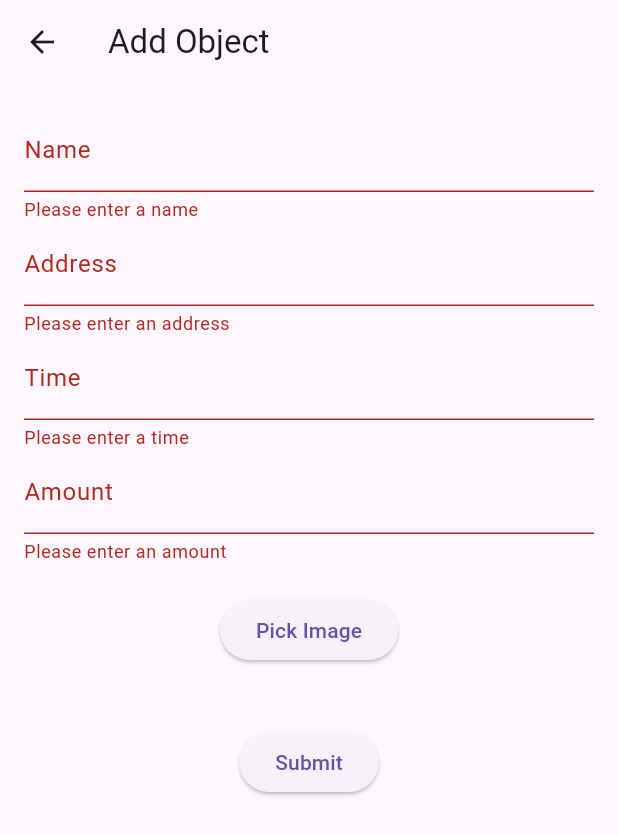
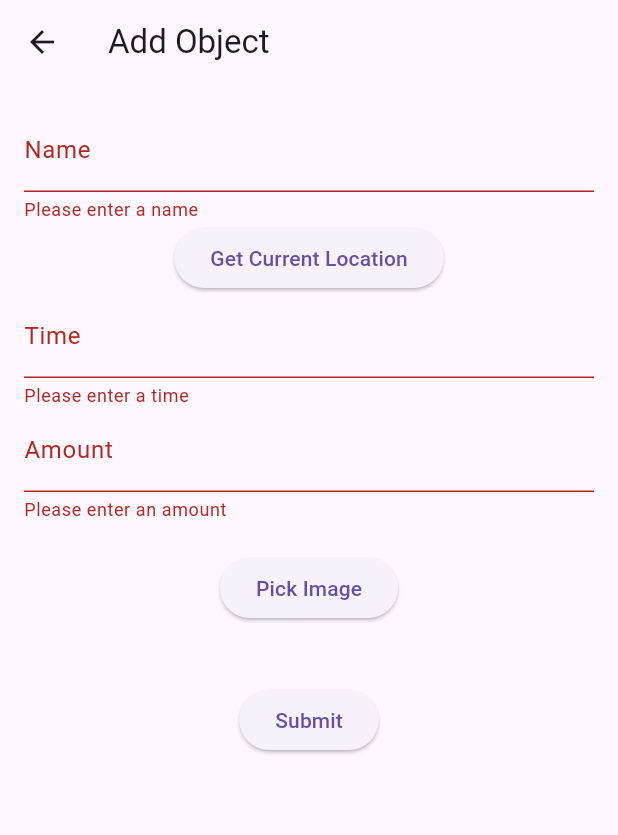
Before and after one commit to webmonkeys-junior/gazservice-flutter, a Flutter app: the AddObjectScreen screen opened directly, after a tap on "Submit", on a phone screen of 412 x 824 dp. Shown: the top 835 px of the screen. Run offline on Flutter 3.47's test engine with Material 3 defaults, Android fonts, the phone set to English and light mode, and no system bars; our stand-ins replace geolocator, image_picker.

```diff
--- a/lib/add_object_screen.dart
+++ b/lib/add_object_screen.dart
@@ -2,6 +2,7 @@ import 'package:flutter/material.dart';
 import 'package:http/http.dart' as http;
 import 'package:image_picker/image_picker.dart';
 import 'dart:io';
+import 'package:geolocator/geolocator.dart';
 
 class AddObjectScreen extends StatefulWidget {
   const AddObjectScreen({Key? key}) : super(key: key);
@@ -10,10 +11,11 @@ class AddObjectScreen extends StatefulWidget {
   _AddObjectScreenState createState() => _AddObjectScreenState();
 }
 
+
 class _AddObjectScreenState extends State<AddObjectScreen> {
   final _formKey = GlobalKey<FormState>();
   String? name;
-  String? address;
+  Position? _currentPosition; // Variable to hold the current position
   String? time;
   double? amount;
   File? _image; // Variable to hold the selected image
@@ -31,7 +33,9 @@ class _AddObjectScreenState extends State<AddObjectScreen> {
       );
 
       request.fields['name'] = name!;
-      request.fields['address'] = address!;
+      request.fields['address'] = _currentPosition != null
+          ? '${_currentPosition!.latitude}, ${_currentPosition!.longitude}' // Use null-aware operator
+          : ''; // Fallback if position is null
       request.fields['time'] = time!;
       request.fields['amount'] = amount.toString();
 
@@ -71,6 +75,22 @@ class _AddObjectScreenState extends State<AddObjectScreen> {
     }
   }
 
+  Future<void> _getCurrentLocation() async {
+    LocationPermission permission;
+    permission = await Geolocator.requestPermission();
+    try {
+      final position = await Geolocator.getCurrentPosition(desiredAccuracy: LocationAccuracy.high);
+      setState(() {
+        _currentPosition = position;
+      });
+    } catch (e) {
+      // Handle permission denied or other exceptions
+      ScaffoldMessenger.of(context).showSnackBar(
+        SnackBar(content: Text('Could not get location: $e')),
+      );
+    }
+  }
+
   @override
   Widget build(BuildContext context) {
     return Scaffold(
@@ -93,16 +113,14 @@ class _AddObjectScreenState extends State<AddObjectScreen> {
                 },
                 onSaved: (value) => name = value,
               ),
-              TextFormField(
-                decoration: const InputDecoration(labelText: 'Address'),
-                validator: (value) {
-                  if (value == null || value.isEmpty) {
-                    return 'Please enter an address';
-                  }
-                  return null;
-                },
-                onSaved: (value) => address = value,
+              ElevatedButton(
+                onPressed: _getCurrentLocation,
+                child: const Text('Get Current Location'),
               ),
+              if (_currentPosition != null)
+                Text(
+                  'Current Location: ${_currentPosition!.latitude}, ${_currentPosition!.longitude}', // Use null-aware operator
+                ),
               TextFormField(
                 decoration: const InputDecoration(labelText: 'Time'),
                 validator: (value) {
--- a/lib/item_list_screen.dart
+++ b/lib/item_list_screen.dart
@@ -11,8 +11,8 @@ class ItemListScreen extends StatefulWidget {
 class _ItemListScreenState extends State<ItemListScreen> {
   List<Item> items = [
     Item(id: "4", time: "10:00 AM", name: "Komar", address: "Shestakovo", amount: 100.0),
-    Item(id: "5", time: "11:00 AM", name: "KOmar", address: "Shestakovo", amount: 150.0),
-    Item(id: "6", time: "12:00 PM", name: "CUMar", address: "Shestakovo", amount: 200.0),
+    Item(id: "3", time: "11:00 AM", name: "KOmar", address: "Shestakovo", amount: 150.0),
+    Item(id: "2", time: "12:00 PM", name: "CUMar", address: "Shestakovo", amount: 200.0),
     // Add more items as needed
   ];
 
@@ -29,7 +29,7 @@ class _ItemListScreenState extends State<ItemListScreen> {
           return Card(
             margin: const EdgeInsets.all(8.0),
             child: ListTile(
-              title: Text(item.name),
+              title: const Text("Work Screen"),
               subtitle: Column(
                 crossAxisAlignment: CrossAxisAlignment.start,
                 children: [
--- a/pubspec.yaml
+++ b/pubspec.yaml
@@ -11,6 +11,7 @@ environment:
 dependencies:
   flutter:
     sdk: flutter
+  geolocator: ^13.0.2
   http: ^1.2.2
   image_picker: ^1.1.2
   cupertino_icons: ^1.0.8
```
Also changed, not shown: lib/work_screen.dart (+45 -5 lines), pubspec.lock, 8 other files.
